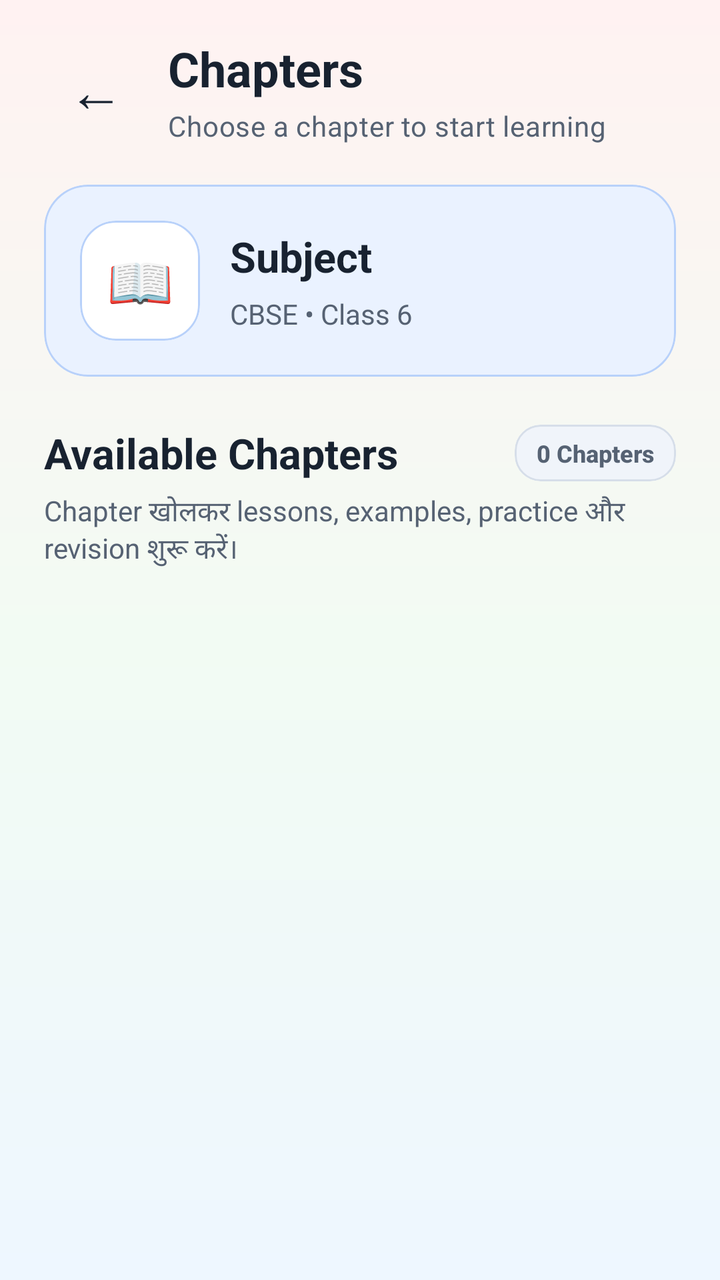
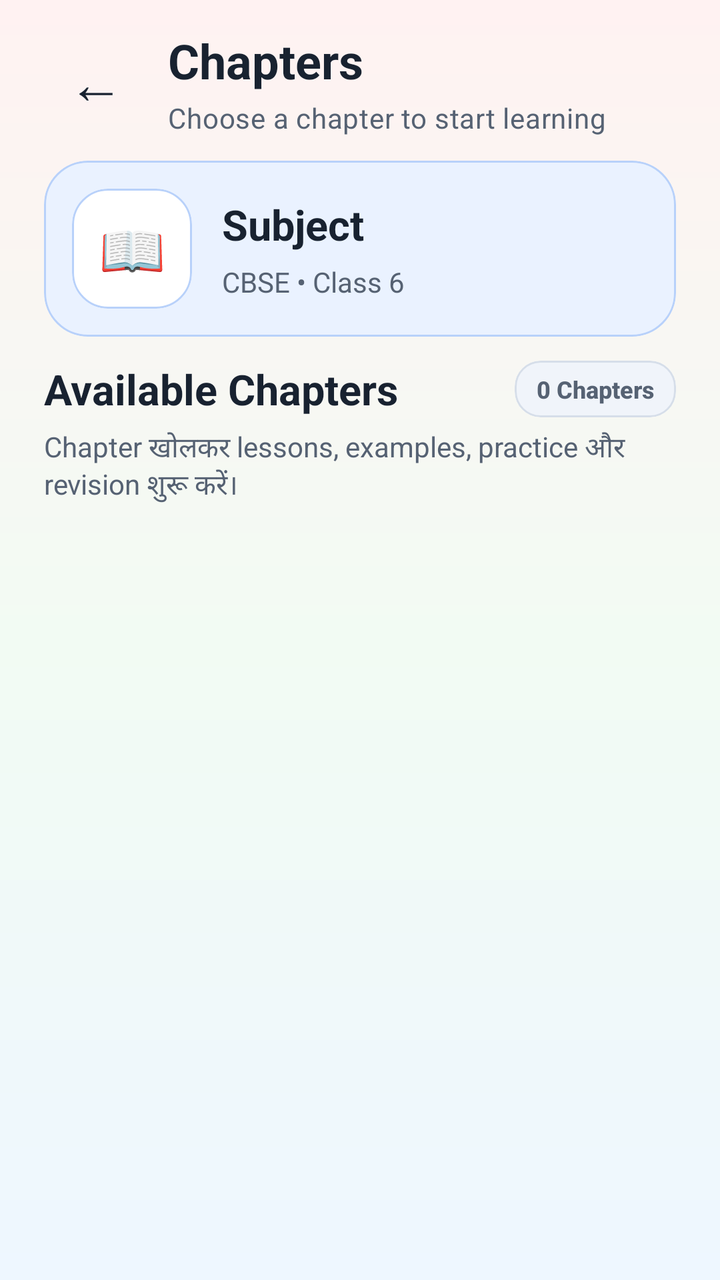

An Android layout rendered at two revisions. The XML below is the earlier revision; the diff shows what the commit changed to produce the second picture.
<!-- AndroidManifest.xml: application theme Theme.StudySaathi -->
<!-- res/layout/activity_chapters.xml -->
<?xml version="1.0" encoding="utf-8"?>
<androidx.coordinatorlayout.widget.CoordinatorLayout xmlns:android="http://schemas.android.com/apk/res/android"
    xmlns:app="http://schemas.android.com/apk/res-auto"
    android:id="@+id/chaptersRoot"
    android:layout_width="match_parent"
    android:layout_height="match_parent"
    android:background="@drawable/bg_app_soft_mix">

    <LinearLayout
        android:layout_width="match_parent"
        android:layout_height="match_parent"
        android:orientation="vertical"
        android:paddingStart="22dp"
        android:paddingTop="18dp"
        android:paddingEnd="22dp"
        android:paddingBottom="20dp">

        
        <LinearLayout
            android:layout_width="match_parent"
            android:layout_height="wrap_content"
            android:gravity="center_vertical"
            android:orientation="horizontal">

            <com.google.android.material.button.MaterialButton
                android:id="@+id/buttonBack"
                style="@style/Widget.Material3.Button.TextButton"
                android:layout_width="52dp"
                android:layout_height="52dp"
                android:contentDescription="@string/back"
                android:insetLeft="0dp"
                android:insetTop="0dp"
                android:insetRight="0dp"
                android:insetBottom="0dp"
                android:minWidth="0dp"
                android:text="←"
                android:textColor="@color/ss_text_primary"
                android:textSize="28sp"
                app:cornerRadius="16dp" />

            <LinearLayout
                android:layout_width="0dp"
                android:layout_height="wrap_content"
                android:layout_marginStart="10dp"
                android:layout_weight="1"
                android:orientation="vertical">

                <TextView
                    style="@style/TextAppearance.StudySaathi.Heading"
                    android:layout_width="match_parent"
                    android:layout_height="wrap_content"
                    android:text="@string/chapters"
                    android:textSize="24sp" />

                <TextView
                    style="@style/TextAppearance.StudySaathi.Body"
                    android:layout_width="match_parent"
                    android:layout_height="wrap_content"
                    android:layout_marginTop="3dp"
                    android:text="@string/chapters_screen_subtitle"
                    android:textSize="14sp" />

            </LinearLayout>

        </LinearLayout>

        
        <com.google.android.material.card.MaterialCardView
            android:layout_width="match_parent"
            android:layout_height="wrap_content"
            android:layout_marginTop="20dp"
            app:cardBackgroundColor="@color/ss_blue_soft"
            app:cardCornerRadius="22dp"
            app:cardElevation="0dp"
            app:strokeColor="@color/ss_blue_border"
            app:strokeWidth="1dp">

            <LinearLayout
                android:layout_width="match_parent"
                android:layout_height="wrap_content"
                android:gravity="center_vertical"
                android:orientation="horizontal"
                android:padding="18dp">

                <com.google.android.material.card.MaterialCardView
                    android:layout_width="60dp"
                    android:layout_height="60dp"
                    app:cardBackgroundColor="@color/ss_surface"
                    app:cardCornerRadius="18dp"
                    app:cardElevation="0dp"
                    app:strokeColor="@color/ss_blue_border"
                    app:strokeWidth="1dp">

                    <TextView
                        android:layout_width="match_parent"
                        android:layout_height="match_parent"
                        android:fontFamily="sans-serif-rounded"
                        android:gravity="center"
                        android:text="📖"
                        android:textColor="@color/ss_primary"
                        android:textSize="27sp" />

                </com.google.android.material.card.MaterialCardView>

                <LinearLayout
                    android:layout_width="0dp"
                    android:layout_height="wrap_content"
                    android:layout_marginStart="15dp"
                    android:layout_weight="1"
                    android:orientation="vertical">

                    <TextView
                        android:id="@+id/textSubjectName"
                        android:layout_width="match_parent"
                        android:layout_height="wrap_content"
                        android:fontFamily="sans-serif-rounded"
                        android:text="@string/default_subject_name"
                        android:textColor="@color/ss_text_primary"
                        android:textSize="21sp"
                        android:textStyle="bold" />

                    <TextView
                        android:id="@+id/textCurriculumDetails"
                        android:layout_width="match_parent"
                        android:layout_height="wrap_content"
                        android:layout_marginTop="5dp"
                        android:fontFamily="sans-serif"
                        android:text="CBSE • Class 6"
                        android:textColor="@color/ss_text_secondary"
                        android:textSize="14sp" />

                </LinearLayout>

            </LinearLayout>

        </com.google.android.material.card.MaterialCardView>

        
        <LinearLayout
            android:layout_width="match_parent"
            android:layout_height="wrap_content"
            android:layout_marginTop="24dp"
            android:gravity="center_vertical"
            android:orientation="horizontal">

            <TextView
                android:layout_width="0dp"
                android:layout_height="wrap_content"
                android:layout_weight="1"
                android:fontFamily="sans-serif-rounded"
                android:text="@string/available_chapters"
                android:textColor="@color/ss_text_primary"
                android:textSize="21sp"
                android:textStyle="bold" />

            <com.google.android.material.card.MaterialCardView
                android:layout_width="wrap_content"
                android:layout_height="wrap_content"
                app:cardBackgroundColor="@color/ss_surface_soft"
                app:cardCornerRadius="13dp"
                app:cardElevation="0dp"
                app:strokeColor="@color/ss_outline"
                app:strokeWidth="1dp">

                <TextView
                    android:id="@+id/textChapterCount"
                    android:layout_width="wrap_content"
                    android:layout_height="wrap_content"
                    android:fontFamily="sans-serif-medium"
                    android:paddingStart="11dp"
                    android:paddingTop="6dp"
                    android:paddingEnd="11dp"
                    android:paddingBottom="6dp"
                    android:text="@string/default_chapter_count"
                    android:textColor="@color/ss_text_secondary"
                    android:textSize="12sp"
                    android:textStyle="bold" />

            </com.google.android.material.card.MaterialCardView>

        </LinearLayout>

        <TextView
            android:layout_width="match_parent"
            android:layout_height="wrap_content"
            android:layout_marginTop="5dp"
            android:fontFamily="sans-serif"
            android:text="@string/available_chapters_description"
            android:textColor="@color/ss_text_secondary"
            android:textSize="14sp" />

        <FrameLayout
            android:layout_width="match_parent"
            android:layout_height="0dp"
            android:layout_marginTop="15dp"
            android:layout_weight="1">

            <androidx.recyclerview.widget.RecyclerView
                android:id="@+id/recyclerChapters"
                android:layout_width="match_parent"
                android:layout_height="match_parent"
                android:clipToPadding="false"
                android:overScrollMode="never"
                android:paddingBottom="16dp" />

            <com.google.android.material.card.MaterialCardView
                android:id="@+id/cardEmptyChapters"
                android:layout_width="match_parent"
                android:layout_height="wrap_content"
                android:layout_gravity="center"
                android:visibility="gone"
                app:cardBackgroundColor="@color/ss_surface"
                app:cardCornerRadius="22dp"
                app:cardElevation="0dp"
                app:strokeColor="@color/ss_outline"
                app:strokeWidth="1dp">

                <LinearLayout
                    android:layout_width="match_parent"
                    android:layout_height="wrap_content"
                    android:gravity="center"
                    android:orientation="vertical"
                    android:padding="25dp">

                    <TextView
                        android:layout_width="64dp"
                        android:layout_height="64dp"
                        android:fontFamily="sans-serif-rounded"
                        android:gravity="center"
                        android:text="!"
                        android:textColor="@color/ss_primary"
                        android:textSize="30sp"
                        android:textStyle="bold" />

                    <TextView
                        android:layout_width="match_parent"
                        android:layout_height="wrap_content"
                        android:layout_marginTop="8dp"
                        android:fontFamily="sans-serif-rounded"
                        android:gravity="center"
                        android:text="@string/no_chapters_available"
                        android:textColor="@color/ss_text_primary"
                        android:textSize="18sp"
                        android:textStyle="bold" />

                    <TextView
                        android:layout_width="match_parent"
                        android:layout_height="wrap_content"
                        android:layout_marginTop="6dp"
                        android:fontFamily="sans-serif"
                        android:gravity="center"
                        android:text="@string/no_chapters_available_description"
                        android:textColor="@color/ss_text_secondary"
                        android:textSize="14sp" />

                </LinearLayout>

            </com.google.android.material.card.MaterialCardView>

        </FrameLayout>

    </LinearLayout>

</androidx.coordinatorlayout.widget.CoordinatorLayout>
<!-- resources referenced by this layout -->
<resources>
  <color name="ss_blue_border">#B8D1FA</color>
  <color name="ss_blue_soft">#EAF2FF</color>
  <color name="ss_outline">#D6DEE9</color>
  <color name="ss_primary">#2457C5</color>
  <color name="ss_surface">#FFFFFF</color>
  <color name="ss_surface_soft">#F0F4FA</color>
  <color name="ss_text_primary">#182230</color>
  <color name="ss_text_secondary">#566273</color>
  <!-- drawable bg_app_soft_mix (drawable) -->
  <?xml version="1.0" encoding="utf-8"?>
  <shape xmlns:android="http://schemas.android.com/apk/res/android"
      android:shape="rectangle">
  
      <gradient
          android:angle="270"
          android:centerColor="#F2FBF3"
          android:endColor="#EEF7FF"
          android:startColor="#FFF2F2"
          android:type="linear" />
  
  </shape>
  <string name="available_chapters">Available Chapters</string>
  <string name="available_chapters_description">
          Chapter खोलकर lessons, examples, practice और revision शुरू करें।
      </string>
  <string name="back">Back</string>
  <string name="chapters">Chapters</string>
  <string name="chapters_screen_subtitle">Choose a chapter to start learning</string>
  <string name="default_chapter_count">0 Chapters</string>
  <string name="default_subject_name">Subject</string>
  <string name="no_chapters_available">No chapters available</string>
  <string name="no_chapters_available_description">
          इस Subject के chapters अभी उपलब्ध नहीं हैं।
      </string>
  <style name="TextAppearance.StudySaathi.Body" parent="TextAppearance.Material3.BodyMedium">
          <item name="android:fontFamily">sans-serif</item>
          <item name="fontFamily">sans-serif</item>
          <item name="android:textColor">@color/ss_text_secondary</item>
      </style>
  <style name="TextAppearance.StudySaathi.Heading" parent="TextAppearance.Material3.HeadlineSmall">
          <item name="android:fontFamily">sans-serif-rounded</item>
          <item name="fontFamily">sans-serif-rounded</item>
          <item name="android:textStyle">bold</item>
          <item name="android:textColor">@color/ss_text_primary</item>
      </style>
  <color name="ss_on_primary">#FFFFFF</color>
  <color name="ss_primary_dark">#173F99</color>
  <color name="ss_secondary">#087F8C</color>
  <color name="ss_on_secondary">#FFFFFF</color>
  <color name="ss_teal_soft">#EAF8F8</color>
  <color name="ss_tertiary">#8A5A00</color>
  <color name="ss_on_tertiary">#FFFFFF</color>
  <color name="ss_yellow_soft">#FFF8E8</color>
  <color name="ss_background">#F7F9FC</color>
  <color name="ss_error">#BA1A1A</color>
  <color name="white">#FFFFFFFF</color>
  <color name="ss_red_soft">#FFF0F0</color>
  <!-- unchanged entries left out for length: 1 -->
</resources>

<!-- the commit's change to res/layout/activity_chapters.xml (unified diff, before → after) -->
@@ -11,9 +11,9 @@
         android:layout_height="match_parent"
         android:orientation="vertical"
         android:paddingStart="22dp"
-        android:paddingTop="18dp"
+        android:paddingTop="14dp"
         android:paddingEnd="22dp"
-        android:paddingBottom="20dp">
+        android:paddingBottom="12dp">
 
         
         <LinearLayout
@@ -68,7 +68,7 @@
         <com.google.android.material.card.MaterialCardView
             android:layout_width="match_parent"
             android:layout_height="wrap_content"
-            android:layout_marginTop="20dp"
+            android:layout_marginTop="12dp"
             app:cardBackgroundColor="@color/ss_blue_soft"
             app:cardCornerRadius="22dp"
             app:cardElevation="0dp"
@@ -80,7 +80,7 @@
                 android:layout_height="wrap_content"
                 android:gravity="center_vertical"
                 android:orientation="horizontal"
-                android:padding="18dp">
+                android:padding="14dp">
 
                 <com.google.android.material.card.MaterialCardView
                     android:layout_width="60dp"
@@ -139,7 +139,7 @@
         <LinearLayout
             android:layout_width="match_parent"
             android:layout_height="wrap_content"
-            android:layout_marginTop="24dp"
+            android:layout_marginTop="12dp"
             android:gravity="center_vertical"
             android:orientation="horizontal">
 
@@ -201,7 +201,7 @@
                 android:layout_height="match_parent"
                 android:clipToPadding="false"
                 android:overScrollMode="never"
-                android:paddingBottom="16dp" />
+                android:paddingBottom="12dp" />
 
             <com.google.android.material.card.MaterialCardView
                 android:id="@+id/cardEmptyChapters"
@@ -220,7 +220,7 @@
                     android:layout_height="wrap_content"
                     android:gravity="center"
                     android:orientation="vertical"
-                    android:padding="25dp">
+                    android:padding="12dp">
 
                     <TextView
                         android:layout_width="64dp"
